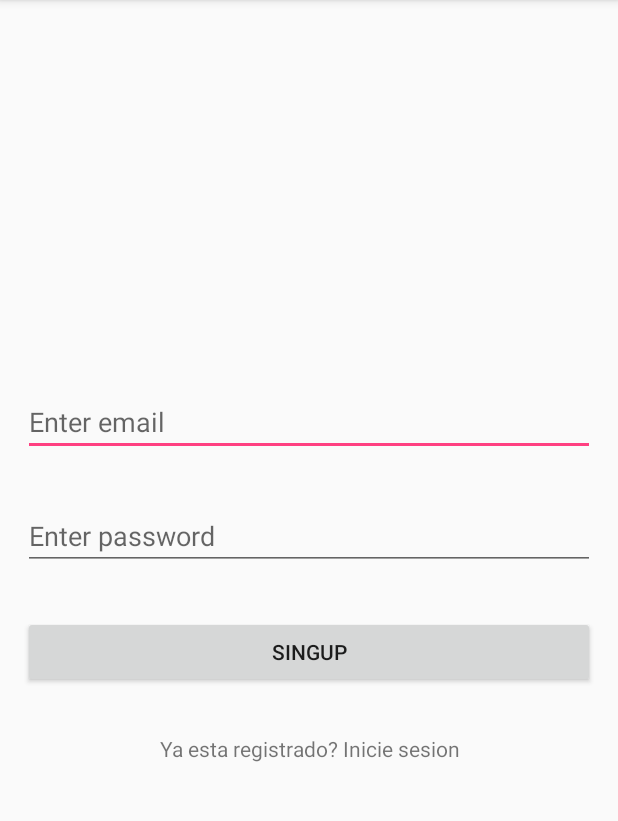
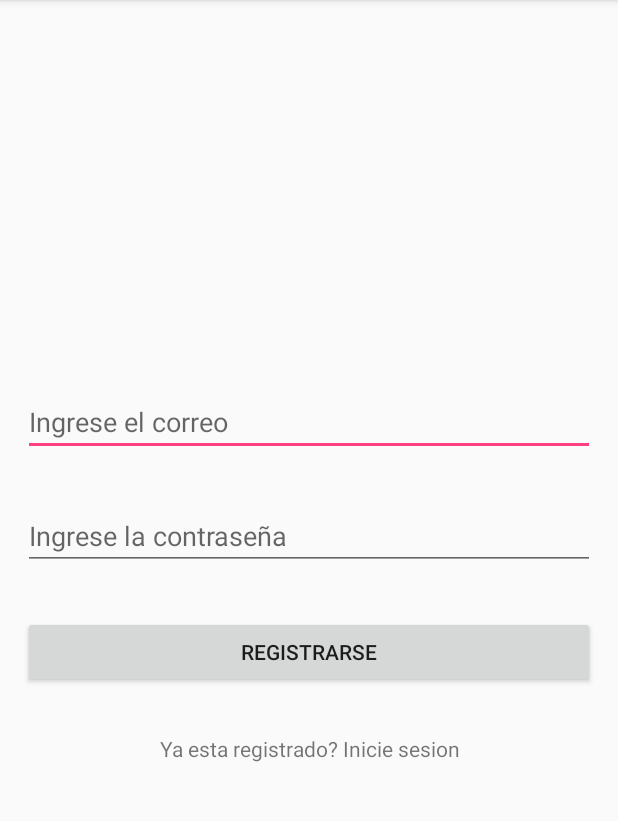
Before and after one commit to kecastro/CourseControl, an Android app: the screen it shows after launch (SingupActivity), on a phone screen of 412 x 824 dp, the part 84-905 px from its top. Run offline under Robolectric (Android 15) with nearby library versions, the phone set to English and light mode, and no system bars; our stand-ins replace Firebase (no records; nobody signed in at launch, a user with empty details on screens opened directly).

```diff
--- a/app/src/main/AndroidManifest.xml
+++ b/app/src/main/AndroidManifest.xml
@@ -18,7 +18,7 @@
                 <category android:name="android.intent.category.LAUNCHER" />
             </intent-filter>
         </activity>
-        <activity android:name=".ProfileActivity" />
+        <activity android:name=".ProfileActivity"></activity>
         <activity android:name=".LoginActivity"></activity>
     </application>
 
--- a/app/src/main/java/com/example/kcastrop/coursecontrol/LoginActivity.java
+++ b/app/src/main/java/com/example/kcastrop/coursecontrol/LoginActivity.java
@@ -65,12 +65,12 @@ public class LoginActivity extends AppCompatActivity implements View.OnClickList
 
         //checking if email and passwords are empty
         if(TextUtils.isEmpty(email)){
-            Toast.makeText(this,"Please enter email",Toast.LENGTH_LONG).show();
+            Toast.makeText(this,"Por favor ingrese el correo",Toast.LENGTH_LONG).show();
             return;
         }
 
         if(TextUtils.isEmpty(password)){
-            Toast.makeText(this,"Please enter password",Toast.LENGTH_LONG).show();
+            Toast.makeText(this,"Por favor ingrese la contraseña",Toast.LENGTH_LONG).show();
             return;
         }
 
--- a/app/src/main/java/com/example/kcastrop/coursecontrol/ProfileActivity.java
+++ b/app/src/main/java/com/example/kcastrop/coursecontrol/ProfileActivity.java
@@ -64,7 +64,7 @@ public class ProfileActivity extends AppCompatActivity implements View.OnClickLi
         userRef.addValueEventListener(new ValueEventListener() {
             @Override
             public void onDataChange(DataSnapshot dataSnapshot) {
-                textViewUserEmail.setText("Welcome " + dataSnapshot.getValue(User.class).getUsername());
+                textViewUserEmail.setText("Bienvenido " + dataSnapshot.getValue(User.class).getUsername());
             }
 
             @Override
--- a/app/src/main/java/com/example/kcastrop/coursecontrol/SingupActivity.java
+++ b/app/src/main/java/com/example/kcastrop/coursecontrol/SingupActivity.java
@@ -82,7 +82,7 @@ public class SingupActivity extends AppCompatActivity implements View.OnClickLis
         }
 
         if(TextUtils.isEmpty(password)){
-            Toast.makeText(this,"Please enter password",Toast.LENGTH_LONG).show();
+            Toast.makeText(this,"Por favor ingrese la contraseña",Toast.LENGTH_LONG).show();
             return;
         }
 
--- a/app/src/main/res/layout/activity_login.xml
+++ b/app/src/main/res/layout/activity_login.xml
@@ -25,7 +25,7 @@
             android:layout_width="match_parent"
             android:layout_height="wrap_content"
             android:layout_margin="15dp"
-            android:hint="Enter email"
+            android:hint="Ingrese el correo"
             android:inputType="textEmailAddress" />
 
         <EditText
@@ -33,7 +33,7 @@
             android:layout_width="match_parent"
             android:layout_height="wrap_content"
             android:layout_margin="15dp"
-            android:hint="Enter password"
+            android:hint="Ingrese la contraseña"
             android:inputType="textPassword" />
 
         <Button
@@ -41,7 +41,7 @@
             android:layout_width="match_parent"
             android:layout_height="wrap_content"
             android:layout_margin="15dp"
-            android:text="Login" />
+            android:text="Iniciar sesion" />
 
         <TextView
             android:text="No tienes cuenta? Registrese"
--- a/app/src/main/res/layout/activity_main.xml
+++ b/app/src/main/res/layout/activity_main.xml
@@ -18,7 +18,7 @@
             android:layout_width="match_parent"
             android:layout_height="wrap_content"
             android:layout_margin="15dp"
-            android:hint="Enter email"
+            android:hint="Ingrese el correo"
             android:inputType="textEmailAddress" />
 
         <EditText
@@ -26,7 +26,7 @@
             android:layout_width="match_parent"
             android:layout_height="wrap_content"
             android:layout_margin="15dp"
-            android:hint="Enter password"
+            android:hint="Ingrese la contraseña"
             android:inputType="textPassword" />
 
         <Button
@@ -34,7 +34,7 @@
             android:layout_width="match_parent"
             android:layout_height="wrap_content"
             android:layout_margin="15dp"
-            android:text="Singup" />
+            android:text="Registrarse" />
 
         <TextView
             android:text="Ya esta registrado? Inicie sesion"
```
